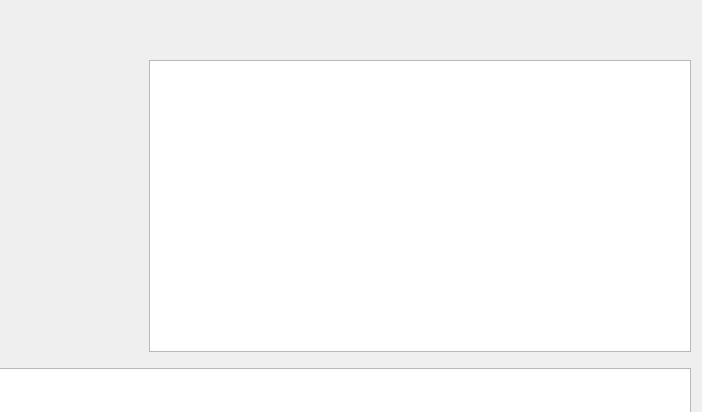
Qt form ToulouseCompiler/ToulouseCompiler/ToulouseCompiler.ui (ajvs0003/ToulouseCompiler) before a commit; both pictures show x 411 to 1113 and y 298 to 710 of the 1113 by 891 pixel window.
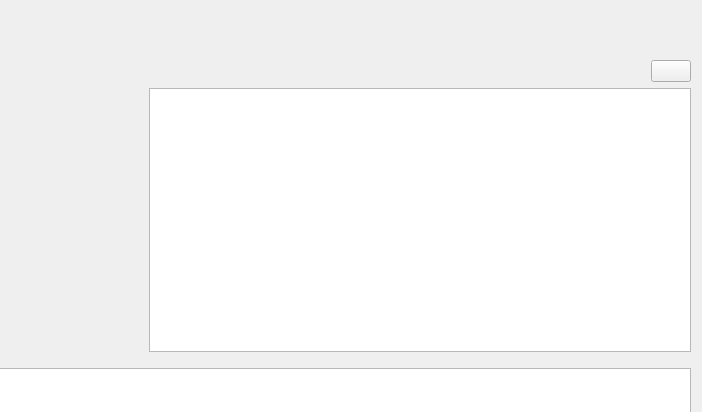
The same form after that commit. Icons and pictures are not drawn.

The edit to the form file:
```diff
--- a/ToulouseCompiler/ToulouseCompiler/ToulouseCompiler.ui
+++ b/ToulouseCompiler/ToulouseCompiler/ToulouseCompiler.ui
@@ -82,16 +82,37 @@
                </layout>
               </item>
               <item>
-               <layout class="QHBoxLayout" name="uniformLayouts">
+               <layout class="QVBoxLayout" name="verticalLayout_3">
                 <item>
-                 <widget class="QColumnView" name="columnView">
-                  <property name="sizePolicy">
-                   <sizepolicy hsizetype="Expanding" vsizetype="Expanding">
-                    <horstretch>0</horstretch>
-                    <verstretch>0</verstretch>
-                   </sizepolicy>
-                  </property>
-                 </widget>
+                 <layout class="QHBoxLayout" name="horizontalLayout_5">
+                  <item>
+                   <spacer name="horizontalSpacer">
+                    <property name="orientation">
+                     <enum>Qt::Horizontal</enum>
+                    </property>
+                    <property name="sizeHint" stdset="0">
+                     <size>
+                      <width>40</width>
+                      <height>20</height>
+                     </size>
+                    </property>
+                   </spacer>
+                  </item>
+                  <item>
+                   <widget class="QPushButton" name="addUniform">
+                    <property name="text">
+                     <string/>
+                    </property>
+                    <property name="icon">
+                     <iconset resource="Resource.qrc">
+                      <normaloff>:/img/Resources/img/add.png</normaloff>:/img/Resources/img/add.png</iconset>
+                    </property>
+                   </widget>
+                  </item>
+                 </layout>
+                </item>
+                <item>
+                 <widget class="QTableWidget" name="uniforms"/>
                 </item>
                </layout>
               </item>
```
Left out of the diff: 1 changed line with no effect on the pictures.
